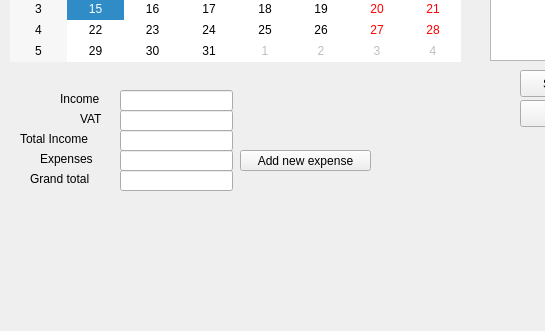
Above: dialogs/main/MainWindow.ui from supermaximo93/Computing_Project before the change; both pictures show x 0 to 545 and y 167 to 498 of the 896 by 498 pixel window. Below: the same form after it.
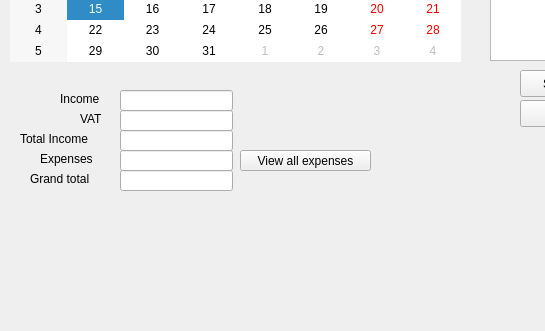
That is the form after the change.

Patch:
```diff
--- a/dialogs/main/MainWindow.ui
+++ b/dialogs/main/MainWindow.ui
@@ -199,7 +199,7 @@
      </rect>
     </property>
     <property name="text">
-     <string>Add new expense</string>
+     <string>View all expenses</string>
     </property>
    </widget>
    <widget class="QListWidget" name="listWidget_jobs">
```
Left out of the diff: 2 changed lines with no effect on the pictures.
